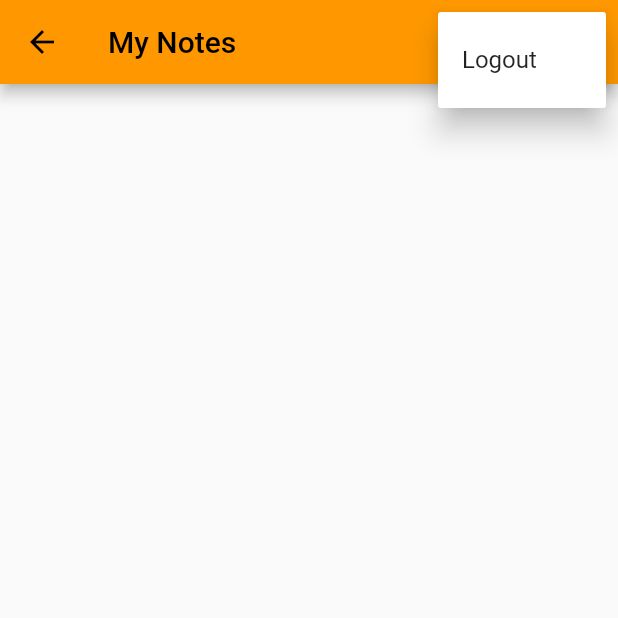
After one commit to adhitamafikri/bootleg-google-keep-app, a Flutter app: the NotesPage screen opened by its route, after a tap on the "more vert" icon, on a phone screen of 412 x 824 dp, the top half of it. The commit adds this screen. Run offline on Flutter 3.47's test engine with Material 2 defaults, Android fonts, the phone set to English and light mode, and no system bars; our stand-ins replace firebase_auth, firebase_core; accounts and stored records are empty; network calls fail.

Commit message:
feat: logout menu, import alias

```diff
--- /dev/null
+++ b/lib/pages/notes_page.dart
@@ -0,0 +1,32 @@
+import 'package:flutter/material.dart';
+import 'package:flutter/src/foundation/key.dart';
+import 'package:flutter/src/widgets/framework.dart';
+
+enum MenuAction { logout }
+
+class NotesPage extends StatefulWidget {
+  const NotesPage({Key? key}) : super(key: key);
+
+  @override
+  State<NotesPage> createState() => _NotesPageState();
+}
+
+class _NotesPageState extends State<NotesPage> {
+  @override
+  Widget build(BuildContext context) {
+    return Scaffold(
+      appBar: AppBar(title: const Text('My Notes'), actions: [
+        PopupMenuButton<MenuAction>(
+          onSelected: (value) {},
+          itemBuilder: (context) {
+            return [
+              const PopupMenuItem<MenuAction>(
+                  value: MenuAction.logout, child: Text('Logout'))
+            ];
+          },
+        )
+      ]),
+      body: Container(),
+    );
+  }
+}
```
Also changed, not shown: lib/main.dart (+6 -7 lines).
